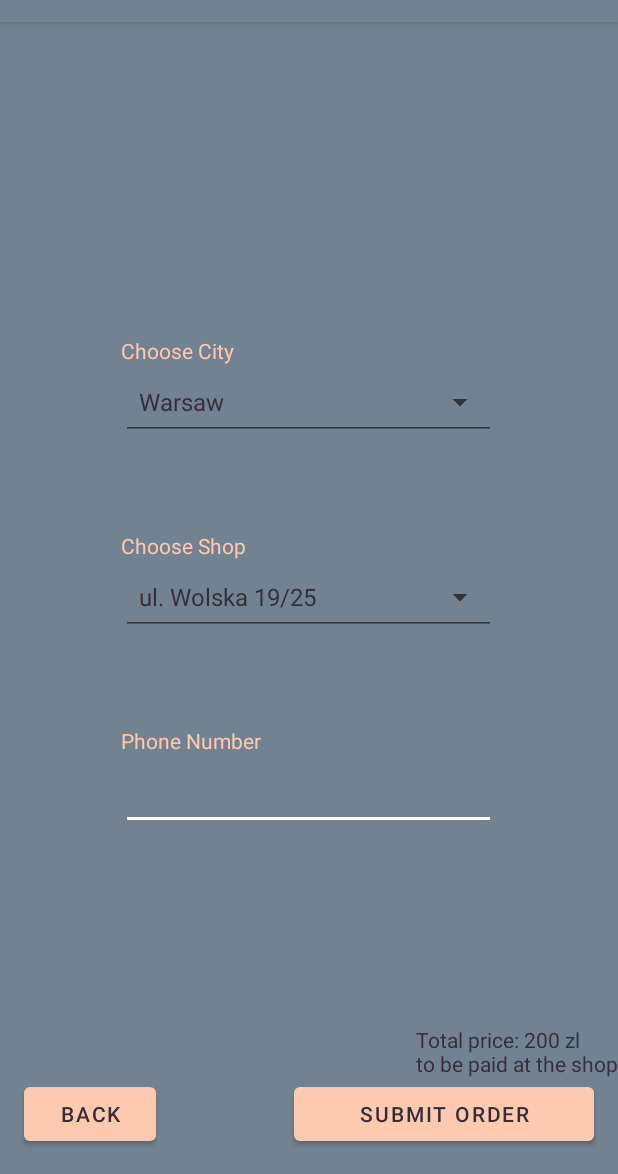
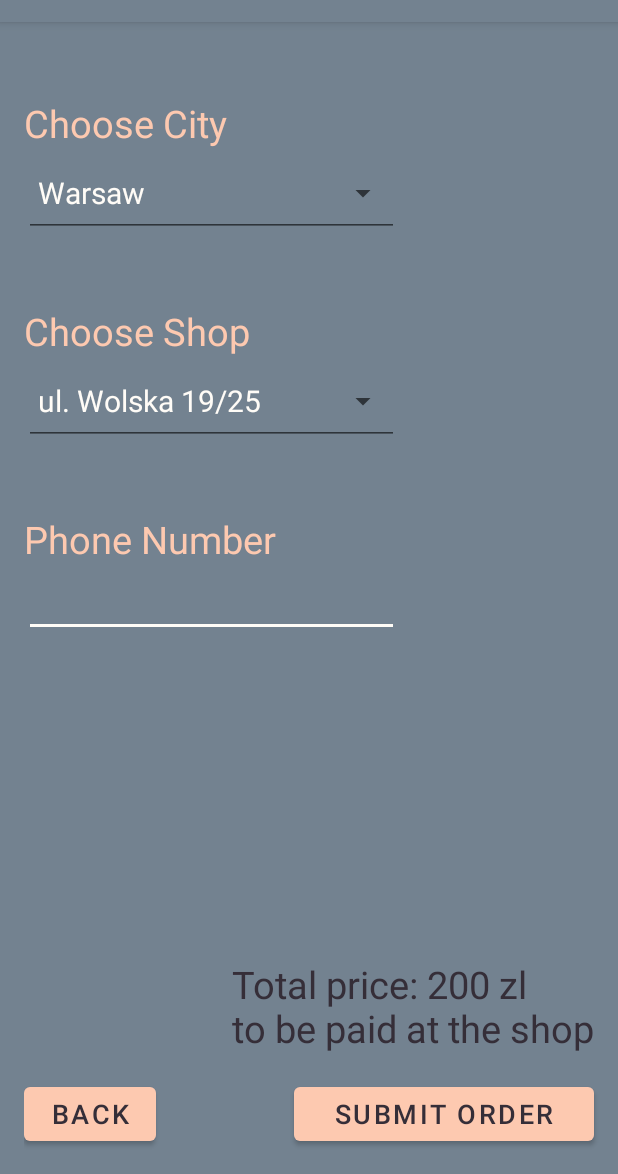
Before and after one commit to MateuszJaksa/mobilki, an Android app: the Order screen opened directly, with no data from a screen before it, on a phone screen of 412 x 824 dp, the part 62-1236 px from its top. Run offline under Robolectric (Android 15) with nearby library versions, the phone set to English and light mode, and no system bars.

Commit message:
Design changes. Font size, colors, positioning of elements, etc.

```diff
--- a/WalSmart/app/src/main/java/com/example/walsmart/Order.java
+++ b/WalSmart/app/src/main/java/com/example/walsmart/Order.java
@@ -46,10 +46,10 @@ public class Order extends AppCompatActivity  implements OnItemSelectedListener
         cities.setOnItemSelectedListener(this);
 
          ArrayAdapter<CharSequence> cities_adapter = ArrayAdapter.createFromResource(this,
-                R.array.cities_array, android.R.layout.simple_spinner_item);
+                R.array.cities_array, R.layout.my_spinner);
+        cities_adapter.setDropDownViewResource(R.layout.my_spinner);
+        cities.setAdapter(cities_adapter);
 
-        cities_adapter.setDropDownViewResource(android.R.layout.simple_spinner_dropdown_item);
-        cities.setAdapter(cities_adapter);
 
     }
     @Override
@@ -68,8 +68,8 @@ public class Order extends AppCompatActivity  implements OnItemSelectedListener
                 break;
         }
         ArrayAdapter<CharSequence> shops_adapter = ArrayAdapter.createFromResource(this,
-                arr, android.R.layout.simple_spinner_item);
-        shops_adapter.setDropDownViewResource(android.R.layout.simple_spinner_dropdown_item);
+                arr, R.layout.my_spinner);
+        shops_adapter.setDropDownViewResource(R.layout.my_spinner);
         shops_adapter.notifyDataSetChanged();
         shops.setAdapter(shops_adapter);
     }
--- a/WalSmart/app/src/main/res/layout/activity_basket.xml
+++ b/WalSmart/app/src/main/res/layout/activity_basket.xml
@@ -13,6 +13,8 @@
         android:layout_marginTop="@dimen/fab_margin"
         android:layout_marginStart="@android:dimen/app_icon_size"
         android:text="@string/prepared_sets"
+        android:textSize="@dimen/btn_text"
+
         />
 
     <Button
@@ -22,7 +24,9 @@
         android:layout_alignParentEnd="true"
         android:layout_marginTop="@dimen/fab_margin"
         android:layout_marginEnd="@android:dimen/app_icon_size"
-        android:text="@string/individual_products"/>
+        android:text="@string/individual_products"
+        android:textSize="@dimen/btn_text"
+        />
 
   <!--  <LinearLayout
         android:id="@id/list"
@@ -60,7 +64,9 @@
         android:text="@string/checkout"
         android:layout_centerInParent="true"
         android:layout_marginBottom="@dimen/fab_margin"
-        android:layout_alignParentBottom="true"/>
+        android:layout_alignParentBottom="true"
+        android:textSize="@dimen/btn_text"
+        />
 
 
 </RelativeLayout>
--- a/WalSmart/app/src/main/res/layout/activity_confirmation.xml
+++ b/WalSmart/app/src/main/res/layout/activity_confirmation.xml
@@ -34,5 +34,7 @@
         android:layout_alignParentBottom="true"
         android:layout_centerInParent="true"
         android:layout_marginBottom="@dimen/fab_margin"
-        android:text="@string/finish_shopping" />
+        android:text="@string/finish_shopping"
+        android:textSize="@dimen/btn_text"
+        />
 </RelativeLayout>
--- a/WalSmart/app/src/main/res/layout/activity_main.xml
+++ b/WalSmart/app/src/main/res/layout/activity_main.xml
@@ -22,6 +22,8 @@
         android:layout_centerInParent="true"
         android:layout_alignParentBottom="true"
         android:layout_marginBottom="@dimen/fab_margin"
-        android:text="@string/start_shopping"/>
+        android:text="@string/start_shopping"
+        android:textSize="@dimen/btn_text"
+        />
 
 </RelativeLayout>
--- a/WalSmart/app/src/main/res/layout/activity_order.xml
+++ b/WalSmart/app/src/main/res/layout/activity_order.xml
@@ -4,59 +4,68 @@
     xmlns:tools="http://schemas.android.com/tools"
     android:layout_width="match_parent"
     android:layout_height="match_parent"
-    tools:context=".Order">
+    tools:context=".Order"
+    android:layout_marginStart="@dimen/fab_margin"
+    >
 
     <TextView
+        android:id="@+id/choose_city"
         android:layout_width="250dp"
         android:layout_height="wrap_content"
-        android:layout_above="@id/cities_spinner"
-        android:layout_centerInParent="true"
+        android:layout_marginTop="50dp"
         android:text="@string/choose_city"
         android:textColor="@color/apricot"
+        android:textSize="25sp"
         />
 
     <Spinner
         android:id="@+id/cities_spinner"
         style="@style/Widget.AppCompat.Spinner.Underlined"
         android:layout_width="250dp"
-        android:layout_height="50dp"
-        android:layout_above="@id/shops_spinner"
-        android:layout_centerInParent="true"
-        android:layout_marginBottom="80dp" />
+        android:layout_height="wrap_content"
+        android:layout_below="@id/choose_city"
+        android:layout_marginBottom="80dp"
+        android:spinnerMode="dialog"
+        />
 
     <TextView
         android:layout_width="250dp"
         android:layout_height="wrap_content"
         android:layout_above="@id/shops_spinner"
-        android:layout_centerInParent="true"
         android:text="@string/choose_shop"
-        android:textColor="@color/apricot" />
+        android:textColor="@color/apricot"
+        android:textSize="25sp"
+        />
 
     <Spinner
         android:id="@+id/shops_spinner"
         style="@style/Widget.AppCompat.Spinner.Underlined"
         android:layout_width="250dp"
-        android:layout_height="50dp"
-        android:layout_centerInParent="true"
-        android:layout_marginBottom="80dp" />
+        android:layout_height="wrap_content"
+        android:layout_below="@id/cities_spinner"
+        android:layout_marginBottom="80dp"
+        android:spinnerMode="dialog"
+        />
 
     <TextView
         android:layout_width="250dp"
         android:layout_height="wrap_content"
         android:layout_above="@id/editTextPhone"
-        android:layout_centerInParent="true"
         android:text="@string/phone_number"
-        android:textColor="@color/apricot" />
+        android:textColor="@color/apricot"
+        android:textSize="25sp"
+        />
 
     <EditText
         android:id="@+id/editTextPhone"
         android:layout_width="250dp"
-        android:layout_height="50dp"
-        android:layout_centerInParent="true"
+        android:layout_height="wrap_content"
         android:layout_below="@id/shops_spinner"
         android:layout_marginBottom="80dp"
         android:ems="10"
-        android:inputType="phone" />
+        android:inputType="phone"
+        android:textSize="20sp"
+        />
 
     <TextView
         android:id="@+id/textView"
@@ -64,6 +73,9 @@
         android:layout_height="wrap_content"
         android:layout_above="@id/submit_btn"
         android:layout_alignParentEnd="true"
+        android:textSize="25sp"
+        android:layout_margin="@dimen/fab_margin"
+android:textColor="@color/black_coffee"
         android:text="@string/total_price" />
 
     <Button
@@ -71,9 +83,10 @@
         android:layout_width="wrap_content"
         android:layout_height="wrap_content"
         android:layout_alignParentBottom="true"
-        android:layout_marginStart="@dimen/fab_margin"
         android:layout_marginBottom="@dimen/fab_margin"
-        android:text="@string/back" />
+        android:text="@string/back"
+        android:textSize="@dimen/btn_text"
+        />
 
     <Button
         android:id="@+id/submit_btn"
@@ -84,6 +97,7 @@
         android:layout_marginEnd="@dimen/fab_margin"
         android:layout_marginBottom="@dimen/fab_margin"
         android:text="@string/submit_order"
+        android:textSize="@dimen/btn_text"
 
         />
 
--- a/WalSmart/app/src/main/res/layout/activity_products.xml
+++ b/WalSmart/app/src/main/res/layout/activity_products.xml
@@ -18,6 +18,7 @@
         android:layout_alignParentBottom="true"
         android:layout_centerInParent="true"
         android:layout_marginBottom="@dimen/fab_margin"
+        android:textSize="@dimen/btn_text"
 
         android:text="@string/basket" />
 
--- a/WalSmart/app/src/main/res/layout/activity_sets.xml
+++ b/WalSmart/app/src/main/res/layout/activity_sets.xml
@@ -8,7 +8,8 @@
     <SearchView
         android:id="@+id/search_set"
         android:layout_width="match_parent"
-        android:layout_height="wrap_content" />
+        android:layout_height="wrap_content"
+        />
 
     <Button
         android:id="@+id/basket_btn2"
@@ -17,5 +18,7 @@
         android:layout_alignParentBottom="true"
         android:layout_centerInParent="true"
         android:layout_marginBottom="@dimen/fab_margin"
-        android:text="@string/basket" />
+        android:text="@string/basket"
+        android:textSize="@dimen/btn_text"
+        />
 </RelativeLayout>
--- /dev/null
+++ b/WalSmart/app/src/main/res/layout/my_spinner.xml
@@ -0,0 +1,12 @@
+<?xml version="1.0" encoding="utf-8"?>
+
+<TextView
+    xmlns:android="http://schemas.android.com/apk/res/android"
+    xmlns:tools="http://schemas.android.com/tools"
+    android:layout_width="wrap_content"
+    android:layout_height="wrap_content"
+    android:textSize="20sp"
+    android:gravity="left"
+    android:textColor="@color/floral_white"
+    android:padding="5dip"
+    tools:ignore="RtlHardcoded" />
--- a/WalSmart/app/src/main/res/values/dimens.xml
+++ b/WalSmart/app/src/main/res/values/dimens.xml
@@ -1,3 +1,4 @@
 <resources>
     <dimen name="fab_margin">16dp</dimen>
+    <dimen name="btn_text">18sp</dimen>
 </resources>
```
